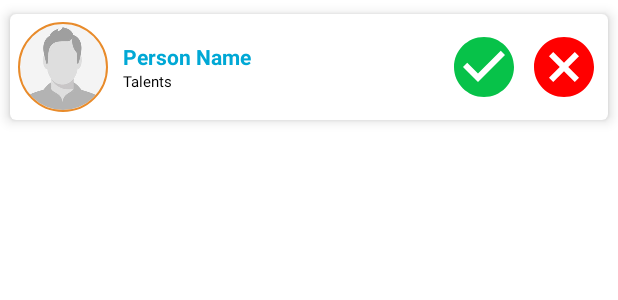
After one commit to Ghanim-Marzouqi/TalentsPartner, an Android app: the layout custom_friendship_request_card.xml on its own in the app's theme, with its tools: preview values and no code run, on a phone screen of 412 x 824 dp. The commit adds this screen. Shown: the top 300 px of the screen. Run offline under Robolectric (Android 15) with nearby library versions, the phone set to English and light mode, and no system bars.

Commit message:
Friendship Mechanism Complete

```diff
--- a/app/src/main/java/com/example/talentspartner/MainActivity.java
+++ b/app/src/main/java/com/example/talentspartner/MainActivity.java
@@ -210,6 +210,12 @@ public class MainActivity extends AppCompatActivity {
                     else
                         Toast.makeText(MainActivity.this, "You must login first", Toast.LENGTH_SHORT).show();
                     return true;
+                case R.id.nav_requests:
+                    if (firebaseUser != null)
+                        startActivity(new Intent(MainActivity.this, FriendshipRequestsActivity.class));
+                    else
+                        Toast.makeText(MainActivity.this, "You must login first", Toast.LENGTH_SHORT).show();
+                    return true;
                 case R.id.nav_share:
                     shareApp();
                     return true;
--- a/app/src/main/java/com/example/talentspartner/fragments/SearchFragment.java
+++ b/app/src/main/java/com/example/talentspartner/fragments/SearchFragment.java
@@ -31,6 +31,7 @@ import java.util.List;
 
 public class SearchFragment extends Fragment {
 
+    // Declaration
     SwipeRefreshLayout swipeRefreshLayout;
     ListView lvTalentedPeople;
     List<User> talentedPeople = new ArrayList<>();
--- /dev/null
+++ b/app/src/main/res/color/button_grey.xml
@@ -0,0 +1,4 @@
+<?xml version="1.0" encoding="utf-8"?>
+<selector xmlns:android="http://schemas.android.com/apk/res/android">
+    <item android:color="@color/grey" />
+</selector>
--- /dev/null
+++ b/app/src/main/res/drawable/ic_cancel.xml
@@ -0,0 +1,5 @@
+<vector android:height="48dp" android:tint="#FF0000"
+    android:viewportHeight="24" android:viewportWidth="24"
+    android:width="48dp" xmlns:android="http://schemas.android.com/apk/res/android">
+    <path android:fillColor="@android:color/white" android:pathData="M12,2C6.47,2 2,6.47 2,12s4.47,10 10,10 10,-4.47 10,-10S17.53,2 12,2zM17,15.59L15.59,17 12,13.41 8.41,17 7,15.59 10.59,12 7,8.41 8.41,7 12,10.59 15.59,7 17,8.41 13.41,12 17,15.59z"/>
+</vector>
--- /dev/null
+++ b/app/src/main/res/drawable/ic_check.xml
@@ -0,0 +1,5 @@
+<vector android:height="48dp" android:tint="#07C249"
+    android:viewportHeight="24" android:viewportWidth="24"
+    android:width="48dp" xmlns:android="http://schemas.android.com/apk/res/android">
+    <path android:fillColor="@android:color/white" android:pathData="M12,2C6.48,2 2,6.48 2,12s4.48,10 10,10 10,-4.48 10,-10S17.52,2 12,2zM10,17l-5,-5 1.41,-1.41L10,14.17l7.59,-7.59L19,8l-9,9z"/>
+</vector>
--- /dev/null
+++ b/app/src/main/res/layout/custom_friendship_request_card.xml
@@ -0,0 +1,76 @@
+<?xml version="1.0" encoding="utf-8"?>
+<androidx.cardview.widget.CardView
+    xmlns:android="http://schemas.android.com/apk/res/android"
+    xmlns:app="http://schemas.android.com/apk/res-auto"
+    xmlns:tools="http://schemas.android.com/tools"
+    android:layout_width="match_parent"
+    android:layout_height="wrap_content"
+    app:cardCornerRadius="4dp"
+    app:cardElevation="5dp"
+    app:cardUseCompatPadding="true">
+
+    <androidx.appcompat.widget.LinearLayoutCompat
+        android:layout_width="match_parent"
+        android:layout_height="match_parent"
+        android:orientation="horizontal"
+        android:padding="5dp"
+        android:weightSum="1">
+
+        <de.hdodenhof.circleimageview.CircleImageView
+            android:id="@+id/iv_avatar"
+            android:layout_width="60dp"
+            android:layout_height="60dp"
+            android:src="@drawable/person_placeholder"
+            app:civ_border_color="@color/secondary"
+            app:civ_border_width="1dp"/>
+
+        <androidx.appcompat.widget.LinearLayoutCompat
+            android:layout_width="0dp"
+            android:layout_height="wrap_content"
+            android:orientation="vertical"
+            android:layout_weight="1"
+            android:padding="10dp"
+            android:layout_gravity="center">
+
+            <TextView
+                android:id="@+id/tv_person_name"
+                android:layout_width="wrap_content"
+                android:layout_height="wrap_content"
+                android:text="Person Name"
+                android:textColor="@color/primary"
+                android:textStyle="bold"/>
+
+            <TextView
+                android:id="@+id/tv_person_talents"
+                android:layout_width="wrap_content"
+                android:layout_height="wrap_content"
+                android:text="Talents"
+                android:textColor="@color/black"
+                android:textSize="10sp"
+                tools:ignore="SmallSp" />
+
+        </androidx.appcompat.widget.LinearLayoutCompat>
+
+        <androidx.appcompat.widget.LinearLayoutCompat
+            android:layout_width="wrap_content"
+            android:layout_height="wrap_content"
+            android:orientation="horizontal"
+            android:layout_gravity="center">
+
+            <ImageView
+                android:id="@+id/iv_check"
+                android:layout_width="wrap_content"
+                android:layout_height="wrap_content"
+                android:layout_marginRight="5dp"
+                android:src="@drawable/ic_check" />
+
+            <ImageView
+                android:id="@+id/iv_cancel"
+                android:layout_width="wrap_content"
+                android:layout_height="wrap_content"
+                android:src="@drawable/ic_cancel" />
+        </androidx.appcompat.widget.LinearLayoutCompat>
+
+    </androidx.appcompat.widget.LinearLayoutCompat>
+
+</androidx.cardview.widget.CardView>
--- a/app/src/main/res/layout/fragment_about.xml
+++ b/app/src/main/res/layout/fragment_about.xml
@@ -4,12 +4,14 @@
     xmlns:tools="http://schemas.android.com/tools"
     android:layout_width="match_parent"
     android:layout_height="match_parent"
+    android:layout_margin="10dp"
     tools:context=".fragments.AboutFragment">
 
     <TextView
         android:layout_width="match_parent"
         android:layout_height="match_parent"
-        android:text="About Us"
-        android:gravity="center"/>
+        android:text="Talents Partner is a mobile application where you can find your talent mates very easily. The app will gather those people who have different talents, but still want to connect together. The app can make it very easy to its users to find those people they are willing to have a friendship with and share everything related to their beloved talents."
+        android:textSize="16sp"
+        android:justificationMode="inter_word" />
 
 </FrameLayout>
--- a/app/src/main/res/values/colors.xml
+++ b/app/src/main/res/values/colors.xml
@@ -6,4 +6,5 @@
     <color name="black">#FF000000</color>
     <color name="white">#FFFFFFFF</color>
     <color name="red">#EA4848</color>
+    <color name="grey">#979797</color>
 </resources>
```
Also changed, not shown: app/src/main/AndroidManifest.xml (+5 -2 lines), app/src/main/java/com/example/talentspartner/FriendshipRequestsActivity.java (added, +239 -0 lines), app/src/main/java/com/example/talentspartner/PartnerDetailsActivity.java (+17 -6 lines), app/src/main/java/com/example/talentspartner/fragments/AboutFragment.java (+4 -49 lines), app/src/main/java/com/example/talentspartner/fragments/ChatFragment.java (+4 -49 lines), app/src/main/java/com/example/talentspartner/models/Friendship.java (+11 -1 lines), app/src/main/res/layout/activity_friendship_requests.xml (added, +29 -0 lines), app/src/main/res/layout/fragment_chat.xml (+17 -5 lines).
